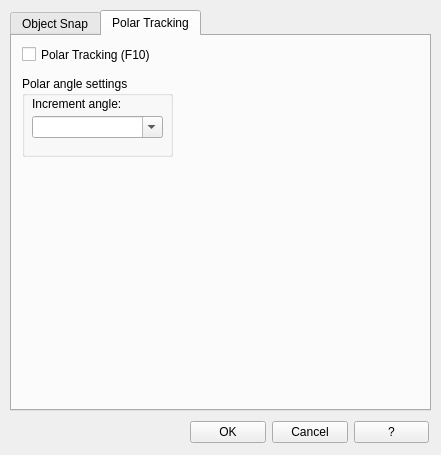
Before: the Qt Designer form qad_dsettings.ui in geosim/QAD, drawn with Qt 5.
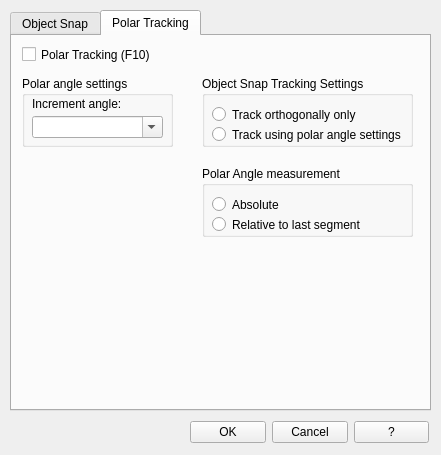
After: the same form once the commit is applied. The open tabs and pages were chosen to show the change. Icons and pictures are not drawn.

What changed in the file:
```diff
--- a/qad_dsettings.ui
+++ b/qad_dsettings.ui
@@ -537,7 +537,7 @@
        <x>10</x>
        <y>40</y>
        <width>151</width>
-       <height>81</height>
+       <height>71</height>
       </rect>
      </property>
      <property name="title">
@@ -570,6 +570,84 @@
       </property>
      </widget>
     </widget>
+    <widget class="QGroupBox" name="groupBox_OsnapPolarOrtho">
+     <property name="geometry">
+      <rect>
+       <x>190</x>
+       <y>40</y>
+       <width>211</width>
+       <height>71</height>
+      </rect>
+     </property>
+     <property name="title">
+      <string>Object Snap Tracking Settings</string>
+     </property>
+     <widget class="QRadioButton" name="radioButton_OsnapOrtho">
+      <property name="geometry">
+       <rect>
+        <x>10</x>
+        <y>30</y>
+        <width>191</width>
+        <height>17</height>
+       </rect>
+      </property>
+      <property name="text">
+       <string>Track orthogonally only</string>
+      </property>
+     </widget>
+     <widget class="QRadioButton" name="radioButton_OsnapPolarAngle">
+      <property name="geometry">
+       <rect>
+        <x>10</x>
+        <y>50</y>
+        <width>191</width>
+        <height>17</height>
+       </rect>
+      </property>
+      <property name="text">
+       <string>Track using polar angle settings</string>
+      </property>
+     </widget>
+    </widget>
+    <widget class="QGroupBox" name="groupBox_OsnapPolarMeasurement">
+     <property name="geometry">
+      <rect>
+       <x>190</x>
+       <y>130</y>
+       <width>211</width>
+       <height>71</height>
+      </rect>
+     </property>
+     <property name="title">
+      <string>Polar Angle measurement</string>
+     </property>
+     <widget class="QRadioButton" name="radioButton_OsnapPolarAbolute">
+      <property name="geometry">
+       <rect>
+        <x>10</x>
+        <y>30</y>
+        <width>191</width>
+        <height>17</height>
+       </rect>
+      </property>
+      <property name="text">
+       <string>Absolute</string>
+      </property>
+     </widget>
+     <widget class="QRadioButton" name="radioButton_OsnapPolarRelative">
+      <property name="geometry">
+       <rect>
+        <x>10</x>
+        <y>50</y>
+        <width>191</width>
+        <height>17</height>
+       </rect>
+      </property>
+      <property name="text">
+       <string>Relative to last segment</string>
+      </property>
+     </widget>
+    </widget>
    </widget>
   </widget>
   <widget class="QWidget" name="layoutWidget">
```
Left out of the diff: 4 changed lines with no effect on the pictures.
